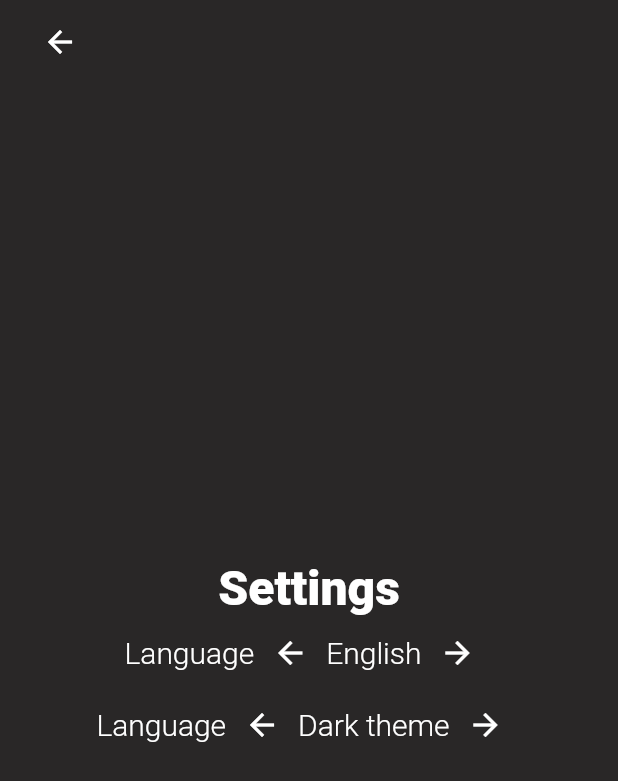
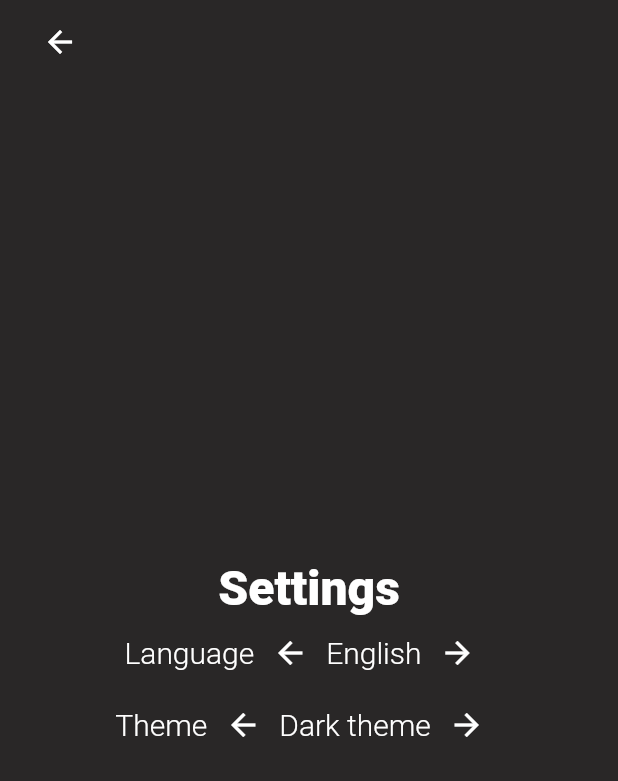
Before and after one commit to Vortezz/molkky-count, a Flutter app: the SettingsPage screen opened directly with empty values, on a phone screen of 412 x 824 dp. Shown: the top 781 px of the screen. Run offline on Flutter 3.47's test engine with Material 2 defaults, Android fonts, the phone set to English and light mode, and no system bars; our stand-ins replace shared_preferences; accounts and stored records are empty.

Commit message:
fix: known bugs in previous versions

```diff
--- a/lib/pages/settings.dart
+++ b/lib/pages/settings.dart
@@ -151,7 +151,7 @@ class _SettingsPageState extends State<SettingsPage> {
               children: [
                 Text(
                   client.getTranslation(
-                    TranslationKey.language,
+                    TranslationKey.theme,
                   ),
                   style: TextStyle(
                     color: client.getColor(
--- a/lib/translations/en.dart
+++ b/lib/translations/en.dart
@@ -27,6 +27,7 @@ class EnglishTranslation {
     TranslationKey.goToHome: "Go to home",
     TranslationKey.language: "Language",
     TranslationKey.system: "System",
+    TranslationKey.theme: "Theme",
     TranslationKey.darkTheme: "Dark theme",
     TranslationKey.lightTheme: "Light theme",
   };
--- a/lib/translations/fr.dart
+++ b/lib/translations/fr.dart
@@ -26,6 +26,7 @@ class FrenchTranslation {
     TranslationKey.eliminatedPlayers: "Joueurs éliminés",
     TranslationKey.goToHome: "Retourner au menu",
     TranslationKey.language: "Langue",
+    TranslationKey.theme: "Thème",
     TranslationKey.system: "Système",
     TranslationKey.darkTheme: "Thème sombre",
     TranslationKey.lightTheme: "Thème clair",
--- a/lib/translations/translations_key.dart
+++ b/lib/translations/translations_key.dart
@@ -22,6 +22,7 @@ enum TranslationKey {
   eliminatedPlayers,
   goToHome,
   language,
+  theme,
   system,
   darkTheme,
   lightTheme,
--- a/pubspec.yaml
+++ b/pubspec.yaml
@@ -4,7 +4,7 @@ publish_to: 'none'
 version: 1.0.1+1
 
 environment:
-  sdk: ">=2.17.0-182.1.beta <3.0.0"
+  sdk: ">=3.0.0-290.3.beta <4.0.0"
 
 dependencies:
   flutter:
```
Also changed, not shown: lib/pages/games_history.dart (+19 -8 lines), pubspec.lock.
